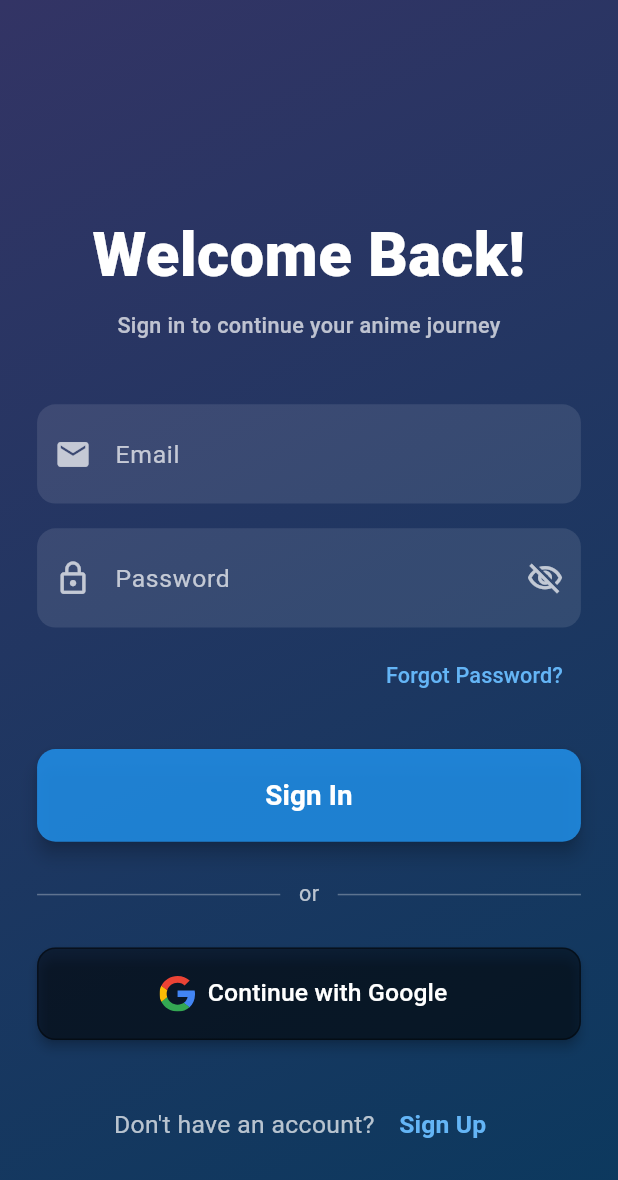
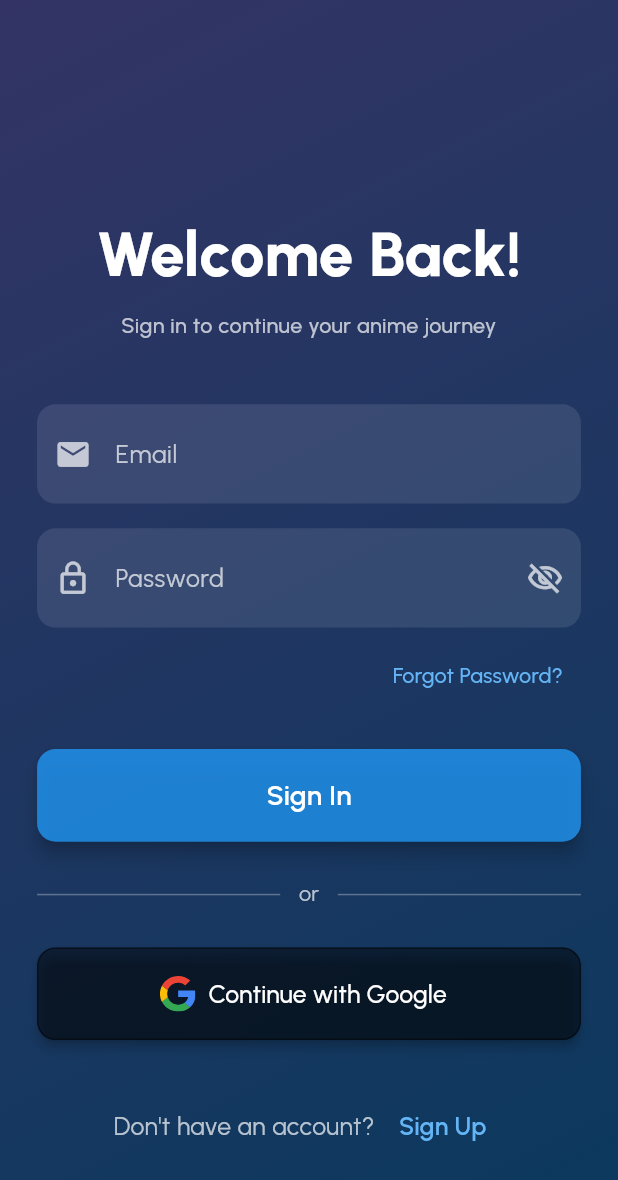
Before and after one commit to ElFahrezaSufi/anime_verse, a Flutter app: the screen it shows after launch, on a phone screen of 412 x 824 dp. Shown: the top 1180 px of the screen. Run offline on Flutter 3.47's test engine with Material 3 defaults, Android fonts, the phone set to English and light mode, and no system bars; our stand-ins replace flutter_svg.

```diff
--- a/lib/main.dart
+++ b/lib/main.dart
@@ -11,9 +11,9 @@ class MyApp extends StatelessWidget {
   @override
   Widget build(BuildContext context) {
     return MaterialApp(
-      title: 'Flutter Demo',
+      title: 'AnimeVerse',
       theme: ThemeData(
-        colorScheme: ColorScheme.fromSeed(seedColor: Colors.deepPurple),
+        fontFamily: 'Urbanist',
       ),
       home: const SignInScreen(),
       debugShowCheckedModeBanner: false,
```
